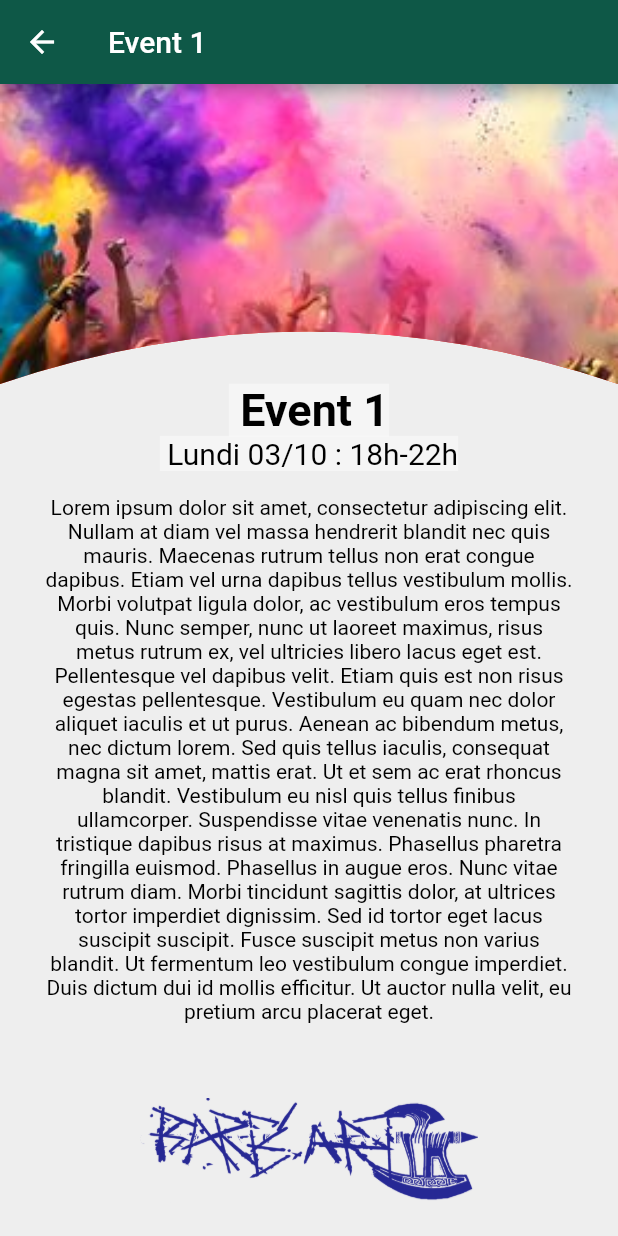
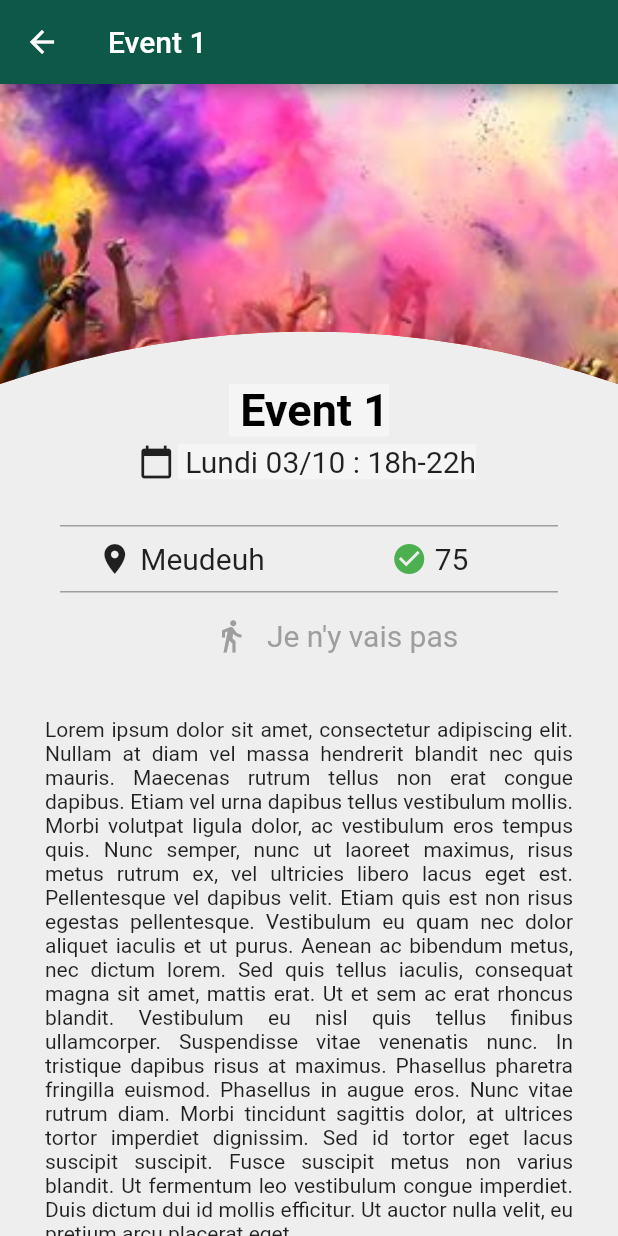
Before and after one commit to ThomRI/BarbArt, a Flutter app: the EventsPage2 screen opened directly, after a tap on an icon or button, on a phone screen of 412 x 824 dp. Run offline on Flutter 3.47's test engine with Material 2 defaults, Android fonts, the phone set to English and light mode, and no system bars; our stand-ins replace carousel_slider, shared_preferences; missing offline and left inert: flutter_week_view; accounts and stored records are empty.

Commit message:
Mise a jour de l'interface des events (DetailsScreenEvent) (identique à celle créée pour les clubs)

```diff
--- a/lib/pages/data.dart
+++ b/lib/pages/data.dart
@@ -149,6 +149,8 @@ final Map<int, Map<String, String>> events = {
     'name': 'Event 1',
     'date': 'lundi 03/10',
     'time': '18h-22h',
+    'location': 'Meudeuh',
+    'numberOfPeopleGoing': '75',
     'image': 'assets/images/event.png',
     'description': lorem
   },
@@ -156,6 +158,8 @@ final Map<int, Map<String, String>> events = {
     'name': 'Event 2',
     'date': 'lundi 03/10',
     'time': '19h-23h15',
+    'location': 'Meudeuh',
+    'numberOfPeopleGoing': '75',
     'image': 'assets/images/event2.png',
     'description': lorem
   },
@@ -163,6 +167,8 @@ final Map<int, Map<String, String>> events = {
     'name': 'Event 3',
     'date': 'lundi 03/10',
     'time': '21h-00h30',
+    'location': 'Meudeuh',
+    'numberOfPeopleGoing': '75',
     'image': 'assets/images/event.png',
     'description': lorem
   },
@@ -170,6 +176,8 @@ final Map<int, Map<String, String>> events = {
     'name': 'Event 4',
     'date': 'lundi 03/10',
     'time': '20h30-22h45',
+    'location': 'Meudeuh',
+    'numberOfPeopleGoing': '75',
     'image': 'assets/images/event4.png',
     'description': lorem
   },
@@ -177,6 +185,8 @@ final Map<int, Map<String, String>> events = {
     'name': 'Event 5',
     'date': 'jeudi 06/10',
     'time': '18h-22h',
+    'location': 'Meudeuh',
+    'numberOfPeopleGoing': '75',
     'image': 'assets/images/event2.png',
     'description': lorem
   },
@@ -184,6 +194,8 @@ final Map<int, Map<String, String>> events = {
     'name': 'Event 6',
     'date': 'jeudi 06/10',
     'time': '17h-22h15',
+    'location': 'Meudeuh',
+    'numberOfPeopleGoing': '75',
     'image': 'assets/images/event.png',
     'description': lorem
   },
@@ -191,6 +203,8 @@ final Map<int, Map<String, String>> events = {
     'name': 'Event 7',
     'date': 'jeudi 06/10',
     'time': '14h-17h',
+    'location': 'Meudeuh',
+    'numberOfPeopleGoing': '75',
     'image': 'assets/images/event4.png',
     'description': lorem
   },
@@ -198,6 +212,8 @@ final Map<int, Map<String, String>> events = {
     'name': 'Event 8',
     'date': 'jeudi 06/10',
     'time': '23h-3h30',
+    'location': 'Meudeuh',
+    'numberOfPeopleGoing': '75',
     'image': 'assets/images/event2.png',
     'description': lorem
   },
@@ -205,6 +221,8 @@ final Map<int, Map<String, String>> events = {
     'name': 'Event 9',
     'date': 'jeudi 06/10',
     'time': '20h-23h45',
+    'location': 'Meudeuh',
+    'numberOfPeopleGoing': '75',
     'image': 'assets/images/event.png',
     'description': lorem
   },
@@ -212,6 +230,8 @@ final Map<int, Map<String, String>> events = {
     'name': 'Event 10',
     'date': 'samedi 08/10',
     'time': '13h-22h',
+    'location': 'Meudeuh',
+    'numberOfPeopleGoing': '75',
     'image': 'assets/images/event4.png',
     'description': lorem
   },
@@ -219,6 +239,8 @@ final Map<int, Map<String, String>> events = {
     'name': 'Event 11',
     'date': 'samedi 08/10',
     'time': '19h-23h45',
+    'location': 'Meudeuh',
+    'numberOfPeopleGoing': '75',
     'image': 'assets/images/event2.png',
     'description': lorem
   },
@@ -226,6 +248,8 @@ final Map<int, Map<String, String>> events = {
     'name': 'Event 12',
     'date': 'mardi 04/11',
     'time': '18h-22h',
+    'location': 'Meudeuh',
+    'numberOfPeopleGoing': '75',
     'image': 'assets/images/event.png',
     'description': lorem
   },
@@ -233,6 +257,8 @@ final Map<int, Map<String, String>> events = {
     'name': 'Event 13',
     'date': 'mardi 04/11',
     'time': '19h-23h15',
+    'location': 'Meudeuh',
+    'numberOfPeopleGoing': '75',
     'image': 'assets/images/event2.png',
     'description': lorem
   },
@@ -240,6 +266,8 @@ final Map<int, Map<String, String>> events = {
     'name': 'Event 14',
     'date': 'mardi 04/11',
     'time': '21h-00h30',
+    'location': 'Meudeuh',
+    'numberOfPeopleGoing': '75',
     'image': 'assets/images/event.png',
     'description': lorem
   },
@@ -247,6 +275,8 @@ final Map<int, Map<String, String>> events = {
     'name': 'Event 15',
     'date': 'mardi 04/11',
     'time': '20h30-22h45',
+    'location': 'Meudeuh',
+    'numberOfPeopleGoing': '75',
     'image': 'assets/images/event4.png',
     'description': lorem
   },
@@ -254,6 +284,8 @@ final Map<int, Map<String, String>> events = {
     'name': 'Event 16',
     'date': 'mercredi 05/11',
     'time': '18h-22h',
+    'location': 'Meudeuh',
+    'numberOfPeopleGoing': '75',
     'image': 'assets/images/event2.png',
     'description': lorem
   },
@@ -261,6 +293,8 @@ final Map<int, Map<String, String>> events = {
     'name': 'Event 17',
     'date': 'mercredi 05/11',
     'time': '17h-22h15',
+    'location': 'Meudeuh',
+    'numberOfPeopleGoing': '75',
     'image': 'assets/images/event.png',
     'description': lorem
   },
@@ -268,6 +302,8 @@ final Map<int, Map<String, String>> events = {
     'name': 'Event 18',
     'date': 'mercredi 05/11',
     'time': '14h-17h',
+    'location': 'Meudeuh',
+    'numberOfPeopleGoing': '75',
     'image': 'assets/images/event4.png',
     'description': lorem
   },
@@ -275,6 +311,8 @@ final Map<int, Map<String, String>> events = {
     'name': 'Event 19',
     'date': 'mercredi 05/11',
     'time': '23h-3h30',
+    'location': 'Meudeuh',
+    'numberOfPeopleGoing': '75',
     'image': 'assets/images/event2.png',
     'description': lorem
   },
@@ -282,6 +320,8 @@ final Map<int, Map<String, String>> events = {
     'name': 'Event 20',
     'date': 'mercredi 05/11',
     'time': '20h-23h45',
+    'location': 'Meudeuh',
+    'numberOfPeopleGoing': '75',
     'image': 'assets/images/event.png',
     'description': lorem
   },
--- a/lib/pages/events/detailsScreenEvent.dart
+++ b/lib/pages/events/detailsScreenEvent.dart
@@ -5,23 +5,60 @@ import 'package:flutter/gestures.dart';
 import 'package:flutter/material.dart';
 import '../data.dart';
 
-class DetailsScreen extends MaterialPageRoute<Null> {
-  final String titleString;
+class DetailsScreenEvent extends MaterialPageRoute<Null> {
+  final String eventString;
   final String dayString;
   final String timeString;
+  final String locationString;
+  final String peopleGoing;
   final String imagePath;
   final String description;
 
-  DetailsScreen(this.titleString, this.dayString, this.timeString,
-      this.imagePath, this.description)
+  DetailsScreenEvent(this.eventString, this.dayString, this.timeString,
+      this.locationString, this.peopleGoing, this.imagePath, this.description)
       : super(builder: (BuildContext context) {
+
+    var going = false;
+
     return Scaffold(
       backgroundColor: background_color,
       appBar: AppBar(
-              title: Text(titleString),
+        title: Text(eventString),
       ),
       body: Center(
-              child: ListView(children: <Widget>[
+          child: ListViewDetails(eventString, dayString, timeString, locationString, peopleGoing, imagePath, description)
+      ),
+    );
+  });
+}
+
+class ListViewDetails extends StatefulWidget{
+  final String eventString;
+  final String dayString;
+  final String timeString;
+  final String locationString;
+  final String peopleGoing;
+  final String imagePath;
+  final String description;
+
+
+  ListViewDetails(this.eventString, this.dayString, this.timeString,
+      this.locationString, this.peopleGoing, this.imagePath,
+      this.description) : super(key : new GlobalKey());
+
+  @override
+  State<StatefulWidget> createState() => _ListViewDetailsState();
+
+
+}
+
+class _ListViewDetailsState extends State<ListViewDetails>{
+
+  var going = false;
+
+  @override
+  Widget build(BuildContext context) {
+    return ListView(children: <Widget>[
       ClipPath(
         clipper: MyClipper(),
         child: Container(
@@ -30,35 +67,117 @@ class DetailsScreen extends MaterialPageRoute<Null> {
           decoration: BoxDecoration(
             color: Colors.red,
             image: DecorationImage(
-                        image: AssetImage(imagePath),
+              image: AssetImage(widget.imagePath),
               fit: BoxFit.cover,
             ),
           ),
         ),
       ),
       Container(
-                  padding: EdgeInsets.only(bottom: 30, right: 30, left: 30),
-                  child: RichText(
+        padding: EdgeInsets.only(right: 30, left: 30),
+        child: Text(
+          ' ${widget.eventString}',
           textAlign: TextAlign.center,
-                    text: TextSpan(
-                      text: ' $titleString \n',
           style: TextStyle(
             fontWeight: FontWeight.bold,
             color: Colors.black,
             fontSize: 30,
             backgroundColor: const Color(0x66FFFFFF),
           ),
-                      children: <TextSpan>[
-                        TextSpan(
-                          text:
-                              ' ${dayString.substring(0, 1).toUpperCase() + dayString.substring(1)} : $timeString ',
+        ),
+      ),
+      Container(
+        padding: EdgeInsets.only(bottom: 30, left: 30, right: 30, top: 5),
+        child: Row(
+            mainAxisAlignment: MainAxisAlignment.center,
+            children: <Widget>[
+              Icon(Icons.calendar_today),
+              Text(
+                ' ${widget.dayString.substring(0, 1).toUpperCase() + widget.dayString.substring(1)} : ${widget.timeString} ',
+                textAlign: TextAlign.center,
                 style: TextStyle(
                   fontSize: 20,
                   fontWeight: FontWeight.normal,
+                  backgroundColor: const Color(0x66FFFFFF),
                 ),
               ),
-                        TextSpan(
-                          text: ' \n\n$description ',
+            ]
+        ),
+      ),
+
+
+      Container(
+        child: Row(
+          children: <Widget>[
+            Expanded(
+              child: Row(
+                  mainAxisAlignment: MainAxisAlignment.center,
+                  children: <Widget>[
+                    Icon(Icons.place),
+                    Text(' ${widget.locationString.substring(0, 1).toUpperCase()
+                        + widget.locationString.substring(1)} ',style: TextStyle(
+                      fontSize: 20,))
+                  ]
+              ),
+            ),
+            Expanded(
+              child: Row(
+                  mainAxisAlignment: MainAxisAlignment.center,
+                  children: <Widget>[
+                    Icon(Icons.check_circle, color: Colors.green,),
+                    Container(
+                      child: Text('${int.parse(widget.peopleGoing) + ((going) ? 1 : 0)}', style: TextStyle(
+                        fontSize: 20,)),
+                      padding: EdgeInsets.all(5),
+                    ),
+                  ]
+              ),
+            ),
+          ],
+        ),
+        margin: EdgeInsets.only(left: 40, right: 40),
+        padding: EdgeInsets.only(top: 5, bottom: 5, ),
+        decoration: BoxDecoration(
+            border: Border(
+              top: BorderSide(color: Colors.grey, width: 1, style: BorderStyle.solid),
+              bottom: BorderSide(color: Colors.grey, width: 1, style: BorderStyle.solid),
+            )
+        ),
+      ),
+
+      Container(
+        padding: EdgeInsets.only(left: 30, right: 30, top: 5),
+        margin: EdgeInsets.only(left: 100),
+        child: Row(
+            mainAxisAlignment: MainAxisAlignment.start,
+            children: <Widget>[
+              IconButton(
+                icon: Icon(Icons.directions_walk),
+                color: (going) ? Colors.green : Colors.grey,
+                onPressed: (){
+                  setState(() {
+                    going = !going;
+                  });
+                },
+              ),
+              Text(
+                '${(going)? 'J\'y vais' : 'Je n\'y vais pas'}',
+                textAlign: TextAlign.center,
+                style: TextStyle(
+                  fontSize: 20,
+                  color: (going) ? Colors.green : Colors.grey,
+                  fontWeight: FontWeight.normal,
+                ),
+              ),
+            ]
+        ),
+      ),
+
+      Container(
+        padding: EdgeInsets.all(30),
+        child: Text(
+          '${widget.description}',
+          textAlign: TextAlign.justify,
           style: TextStyle(
             fontSize: 14,
             fontWeight: FontWeight.normal,
@@ -66,10 +185,9 @@ class DetailsScreen extends MaterialPageRoute<Null> {
             backgroundColor: Colors.transparent,
           ),
         ),
-                      ],
       ),
-                  ),
-                ),
+
+
       Container(
         margin: const EdgeInsets.only(top: 20),
         width: 100,
@@ -87,8 +205,7 @@ class DetailsScreen extends MaterialPageRoute<Null> {
           ),
         ),
       ),
-              ]),
-            ),
-          );
-        });
+    ]);
   }
+
+}
--- a/lib/pages/events/eventspage_2.dart
+++ b/lib/pages/events/eventspage_2.dart
@@ -16,6 +16,8 @@ class EventsPage2 extends StatelessWidget implements AbstractPageComponent {
     final _eventName = <String>[];
     final _eventDate = <String>[];
     final _eventTime = <String>[];
+    final _eventLocation = <String>[];
+    final _eventPeopleGoing = <String>[];
     final _eventImage = <String>[];
     final _eventDescription = <String>[];
 
@@ -24,6 +26,8 @@ class EventsPage2 extends StatelessWidget implements AbstractPageComponent {
       _eventName.add(dict_event['name']);
       _eventDate.add(dict_event['date']);
       _eventTime.add(dict_event['time']);
+      _eventLocation.add(dict_event['location']);
+      _eventPeopleGoing.add(dict_event['numberOfPeopleGoing']);
       _eventImage.add(dict_event['image']);
       _eventDescription.add(dict_event['description']);
     }
@@ -35,10 +39,12 @@ class EventsPage2 extends StatelessWidget implements AbstractPageComponent {
           Container(
             padding: const EdgeInsets.only(top: 70, bottom: 30),
             child: Container(
-              child: GridViewDays(
+              child: GridViewDaysEvent(
                 eventName: _eventName,
                 eventDate: _eventDate,
                 eventTime: _eventTime,
+                eventLocation: _eventLocation,
+                eventPeopleGoing: _eventPeopleGoing,
                 eventImage: _eventImage,
                 eventDescription: _eventDescription,
               ),
--- a/lib/pages/events/gridViewEvent.dart
+++ b/lib/pages/events/gridViewEvent.dart
@@ -4,20 +4,22 @@ import '../data.dart';
 import 'detailsScreenEvent.dart';
 
 
-class GridViewDays extends StatelessWidget {
+class GridViewDaysEvent extends StatelessWidget {
   final List<String> eventName;
   final List<String> eventDate;
   final List<String> eventTime;
+  final List<String> eventLocation;
+  final List<String> eventPeopleGoing;
   final List<String> eventImage;
   final List<String> eventDescription;
 
-  const GridViewDays(
+  const GridViewDaysEvent(
       {Key key,
         this.eventName,
         this.eventDate,
         this.eventImage,
         this.eventTime,
-        this.eventDescription})
+        this.eventDescription, this.eventLocation, this.eventPeopleGoing})
       : super(key: key);
 
   @override
@@ -31,11 +33,15 @@ class GridViewDays extends StatelessWidget {
       String day = eventDate[i];
       final List<String> _eventNameOfThisDay = <String>[];
       final List<String> _eventTimeOfThisDay = <String>[];
+      final List<String> _eventLocationOfThisDay = <String>[];
+      final List<String> _eventPeopleGoingOfThisDay = <String>[];
       final List<String> _eventImageOfThisDay = <String>[];
       final List<String> _eventDescriptionOfThisDay = <String>[];
       do {
         _eventNameOfThisDay.add(eventName[i]);
         _eventTimeOfThisDay.add(eventTime[i]);
+        _eventLocationOfThisDay.add(eventLocation[i]);
+        _eventPeopleGoingOfThisDay.add(eventPeopleGoing[i]);
         _eventImageOfThisDay.add(eventImage[i]);
         _eventDescriptionOfThisDay.add(eventDescription[i]);
         i += 1;
@@ -101,6 +107,8 @@ class GridViewDays extends StatelessWidget {
                             eventImage: _eventImageOfThisDay,
                             eventDay: day,
                             eventTime: _eventTimeOfThisDay,
+                            eventLocation: _eventLocationOfThisDay,
+                            eventPeopleGoing: _eventPeopleGoingOfThisDay,
                             eventDescription: _eventDescriptionOfThisDay,
                           ),
                           //margin: EdgeInsets.all(10),
@@ -144,6 +152,8 @@ class GridViewEvent extends StatelessWidget {
   final List<String> eventName;
   final String eventDay;
   final List<String> eventTime;
+  final List<String> eventLocation;
+  final List<String> eventPeopleGoing;
   final List<String> eventImage;
   final List<String> eventDescription;
 
@@ -153,7 +163,7 @@ class GridViewEvent extends StatelessWidget {
       this.eventDay,
       this.eventTime,
       this.eventImage,
-      this.eventDescription})
+      this.eventDescription, this.eventLocation, this.eventPeopleGoing})
       : super(key: key);
 
   @override
@@ -167,7 +177,7 @@ class GridViewEvent extends StatelessWidget {
           onTap: () {
             Navigator.push(
                 context,
-                DetailsScreen(eventName[i], eventDay, eventTime[i],
+                DetailsScreenEvent(eventName[i], eventDay, eventTime[i], eventLocation[i], eventPeopleGoing[i],
                     eventImage[i], eventDescription[i]));
           },
           child: Container(
```
Lines whose indentation alone changed are shown as unchanged.
